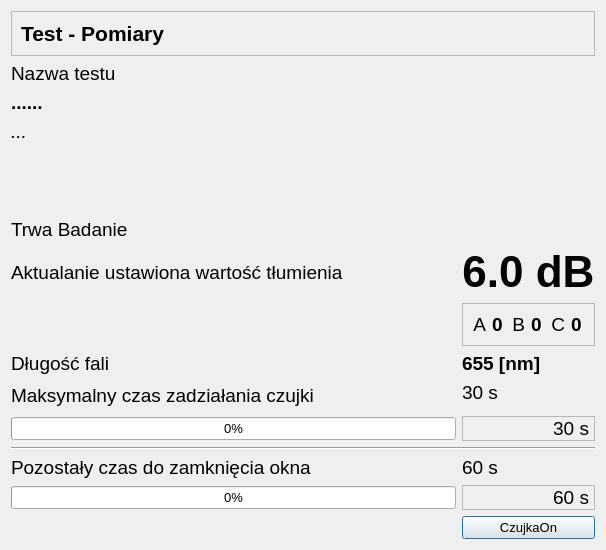
The window that CzujkiLinioweApp/oknobadaniereakcji6db.ui (wiacekmarcin/CzujkiLiniowe) describes before a commit, drawn with Qt 5.
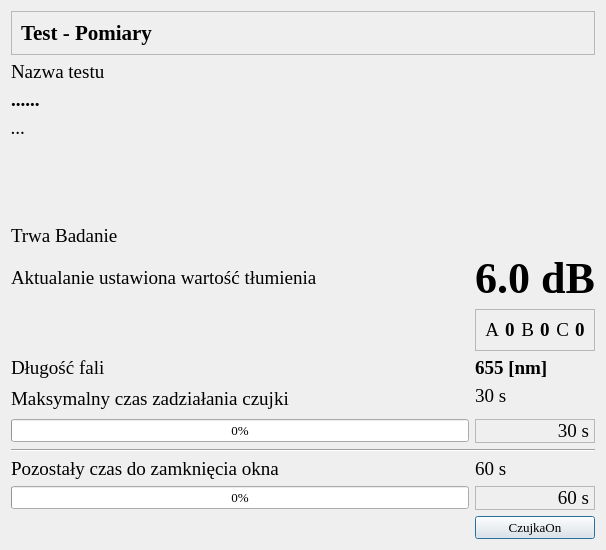
The same window after the commit.

The edit to the form file:
```diff
--- a/CzujkiLinioweApp/oknobadaniereakcji6db.ui
+++ b/CzujkiLinioweApp/oknobadaniereakcji6db.ui
@@ -24,7 +24,7 @@
   </property>
   <property name="font">
    <font>
-    <family>Arial</family>
+    <family>Times New Roman</family>
     <pointsize>10</pointsize>
    </font>
   </property>
@@ -36,7 +36,7 @@
     <widget class="QLabel" name="pozostal_czasCzujki">
      <property name="font">
       <font>
-       <family>Arial</family>
+       <family>Times New Roman</family>
        <pointsize>14</pointsize>
       </font>
      </property>
@@ -58,7 +58,7 @@
     <widget class="QLabel" name="eCzas">
      <property name="font">
       <font>
-       <family>Arial</family>
+       <family>Times New Roman</family>
        <pointsize>14</pointsize>
       </font>
      </property>
@@ -71,7 +71,7 @@
     <widget class="QLabel" name="etestname">
      <property name="font">
       <font>
-       <family>Arial</family>
+       <family>Times New Roman</family>
        <pointsize>14</pointsize>
       </font>
      </property>
@@ -100,7 +100,7 @@
     <widget class="QLabel" name="czasOkna">
      <property name="font">
       <font>
-       <family>Arial</family>
+       <family>Times New Roman</family>
        <pointsize>14</pointsize>
       </font>
      </property>
@@ -139,7 +139,7 @@
        <widget class="QLabel" name="eta">
         <property name="font">
          <font>
-          <family>Arial</family>
+          <family>Times New Roman</family>
           <pointsize>14</pointsize>
          </font>
         </property>
@@ -155,7 +155,7 @@
        <widget class="QLabel" name="a">
         <property name="font">
          <font>
-          <family>Arial</family>
+          <family>Times New Roman</family>
           <pointsize>14</pointsize>
           <bold>true</bold>
          </font>
@@ -169,7 +169,7 @@
        <widget class="QLabel" name="etb">
         <property name="font">
          <font>
-          <family>Arial</family>
+          <family>Times New Roman</family>
           <pointsize>14</pointsize>
          </font>
         </property>
@@ -185,7 +185,7 @@
        <widget class="QLabel" name="b">
         <property name="font">
          <font>
-          <family>Arial</family>
+          <family>Times New Roman</family>
           <pointsize>14</pointsize>
           <bold>true</bold>
          </font>
@@ -199,7 +199,7 @@
        <widget class="QLabel" name="etc">
         <property name="font">
          <font>
-          <family>Arial</family>
+          <family>Times New Roman</family>
           <pointsize>14</pointsize>
          </font>
         </property>
@@ -215,7 +215,7 @@
        <widget class="QLabel" name="c">
         <property name="font">
          <font>
-          <family>Arial</family>
+          <family>Times New Roman</family>
           <pointsize>14</pointsize>
           <bold>true</bold>
          </font>
@@ -239,7 +239,7 @@
     <widget class="QLabel" name="testName">
      <property name="font">
       <font>
-       <family>Arial</family>
+       <family>Times New Roman</family>
        <pointsize>14</pointsize>
        <bold>true</bold>
       </font>
@@ -253,7 +253,7 @@
     <widget class="QLabel" name="etlumienie">
      <property name="font">
       <font>
-       <family>Arial</family>
+       <family>Times New Roman</family>
        <pointsize>14</pointsize>
       </font>
      </property>
@@ -266,7 +266,7 @@
     <widget class="QLabel" name="eBadanie">
      <property name="font">
       <font>
-       <family>Arial</family>
+       <family>Times New Roman</family>
        <pointsize>14</pointsize>
       </font>
      </property>
@@ -282,7 +282,7 @@
     <widget class="QLabel" name="efala">
      <property name="font">
       <font>
-       <family>Arial</family>
+       <family>Times New Roman</family>
        <pointsize>14</pointsize>
       </font>
      </property>
@@ -295,7 +295,7 @@
     <widget class="QLabel" name="podTestName">
      <property name="font">
       <font>
-       <family>Arial</family>
+       <family>Times New Roman</family>
        <pointsize>14</pointsize>
        <italic>true</italic>
       </font>
@@ -309,7 +309,7 @@
     <widget class="QLabel" name="label_3">
      <property name="font">
       <font>
-       <family>Arial</family>
+       <family>Times New Roman</family>
        <pointsize>14</pointsize>
       </font>
      </property>
@@ -322,7 +322,7 @@
     <widget class="QLabel" name="tlumienie">
      <property name="font">
       <font>
-       <family>Arial</family>
+       <family>Times New Roman</family>
        <pointsize>33</pointsize>
        <bold>true</bold>
       </font>
@@ -339,7 +339,7 @@
     <widget class="QLabel" name="dlugoscFali">
      <property name="font">
       <font>
-       <family>Arial</family>
+       <family>Times New Roman</family>
        <pointsize>14</pointsize>
        <bold>true</bold>
       </font>
@@ -353,7 +353,7 @@
     <widget class="QLabel" name="czasCzujki">
      <property name="font">
       <font>
-       <family>Arial</family>
+       <family>Times New Roman</family>
        <pointsize>14</pointsize>
       </font>
      </property>
@@ -373,7 +373,7 @@
     <widget class="QLabel" name="pozostaly_czasokna">
      <property name="font">
       <font>
-       <family>Arial</family>
+       <family>Times New Roman</family>
        <pointsize>14</pointsize>
       </font>
      </property>
@@ -401,7 +401,7 @@
        <widget class="QLabel" name="label_2">
         <property name="font">
          <font>
-          <family>Arial</family>
+          <family>Times New Roman</family>
           <pointsize>16</pointsize>
           <bold>true</bold>
          </font>
```
